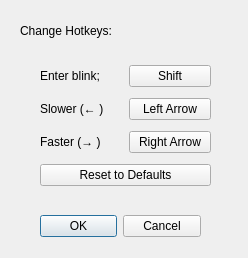
Qt form OpenBlink/GuiProjectBackup/OpenBlink2/hotkeysdialogue.ui (KapitalRoser/OpenBlink) before a commit.
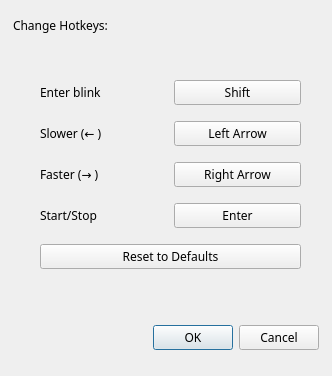
The same form after that commit.

Patch:
```diff
--- a/OpenBlink/GuiProjectBackup/OpenBlink2/hotkeysdialogue.ui
+++ b/OpenBlink/GuiProjectBackup/OpenBlink2/hotkeysdialogue.ui
@@ -6,20 +6,44 @@
    <rect>
     <x>0</x>
     <y>0</y>
-    <width>248</width>
-    <height>258</height>
+    <width>332</width>
+    <height>376</height>
    </rect>
   </property>
+  <property name="font">
+   <font>
+    <family>Century Gothic</family>
+   </font>
+  </property>
   <property name="windowTitle">
    <string>Dialog</string>
   </property>
+  <widget class="QLabel" name="label_9">
+   <property name="geometry">
+    <rect>
+     <x>13</x>
+     <y>13</y>
+     <width>134</width>
+     <height>24</height>
+    </rect>
+   </property>
+   <property name="sizePolicy">
+    <sizepolicy hsizetype="Preferred" vsizetype="Fixed">
+     <horstretch>0</horstretch>
+     <verstretch>0</verstretch>
+    </sizepolicy>
+   </property>
+   <property name="text">
+    <string>Change Hotkeys:</string>
+   </property>
+  </widget>
   <widget class="QDialogButtonBox" name="buttonBox">
    <property name="geometry">
     <rect>
-     <x>40</x>
-     <y>210</y>
-     <width>161</width>
-     <height>32</height>
+     <x>150</x>
+     <y>320</y>
+     <width>169</width>
+     <height>35</height>
     </rect>
    </property>
    <property name="orientation">
@@ -29,50 +53,20 @@
     <set>QDialogButtonBox::Cancel|QDialogButtonBox::Ok</set>
    </property>
   </widget>
-  <widget class="QLabel" name="label_9">
-   <property name="geometry">
-    <rect>
-     <x>20</x>
-     <y>20</y>
-     <width>141</width>
-     <height>21</height>
-    </rect>
-   </property>
-   <property name="text">
-    <string>Change Hotkeys:</string>
-   </property>
-  </widget>
   <widget class="QWidget" name="">
    <property name="geometry">
     <rect>
      <x>40</x>
-     <y>60</y>
-     <width>171</width>
-     <height>131</height>
+     <y>70</y>
+     <width>261</width>
+     <height>213</height>
     </rect>
    </property>
    <layout class="QGridLayout" name="inputGrid">
-    <item row="0" column="0">
-     <widget class="QLabel" name="label_10">
+    <item row="3" column="0">
+     <widget class="QLabel" name="label_13">
       <property name="text">
-       <string>Enter blink;</string>
-      </property>
-     </widget>
-    </item>
-    <item row="0" column="1">
-     <widget class="QPushButton" name="blinkKeyButton">
-      <property name="text">
-       <string>Shift</string>
-      </property>
-      <property name="checkable">
-       <bool>true</bool>
-      </property>
-     </widget>
-    </item>
-    <item row="1" column="0">
-     <widget class="QLabel" name="label_11">
-      <property name="text">
-       <string>Slower (← )</string>
+       <string>Start/Stop</string>
       </property>
      </widget>
     </item>
@@ -86,6 +80,13 @@
       </property>
      </widget>
     </item>
+    <item row="0" column="0">
+     <widget class="QLabel" name="label_10">
+      <property name="text">
+       <string>Enter blink</string>
+      </property>
+     </widget>
+    </item>
     <item row="2" column="0">
      <widget class="QLabel" name="label_12">
       <property name="text">
@@ -93,6 +94,33 @@
       </property>
      </widget>
     </item>
+    <item row="0" column="1">
+     <widget class="QPushButton" name="blinkKeyButton">
+      <property name="text">
+       <string>Shift</string>
+      </property>
+      <property name="checkable">
+       <bool>true</bool>
+      </property>
+     </widget>
+    </item>
+    <item row="3" column="1">
+     <widget class="QPushButton" name="startStopKeyButton">
+      <property name="text">
+       <string>Enter</string>
+      </property>
+      <property name="checkable">
+       <bool>true</bool>
+      </property>
+     </widget>
+    </item>
+    <item row="4" column="0" colspan="2">
+     <widget class="QPushButton" name="defaultResetButton">
+      <property name="text">
+       <string>Reset to Defaults</string>
+      </property>
+     </widget>
+    </item>
     <item row="2" column="1">
      <widget class="QPushButton" name="fasterKeyButton">
       <property name="text">
@@ -103,10 +131,10 @@
       </property>
      </widget>
     </item>
-    <item row="3" column="0" colspan="2">
-     <widget class="QPushButton" name="defaultResetButton">
+    <item row="1" column="0">
+     <widget class="QLabel" name="label_11">
       <property name="text">
-       <string>Reset to Defaults</string>
+       <string>Slower (← )</string>
       </property>
      </widget>
     </item>
```
Left out of the diff: 8 changed lines with no effect on the pictures.
